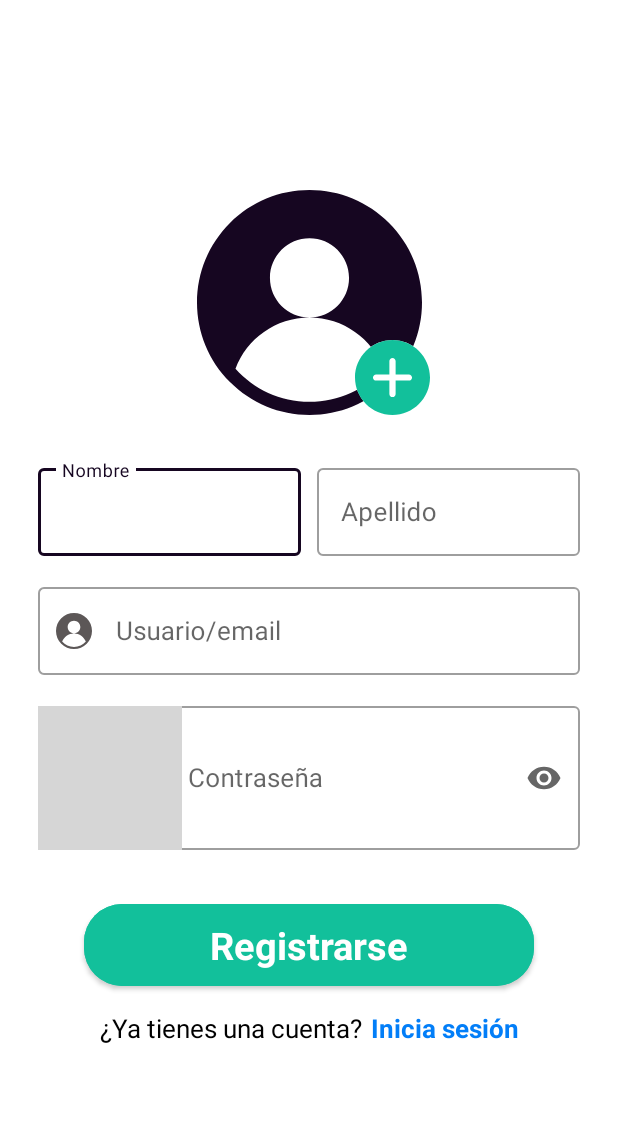
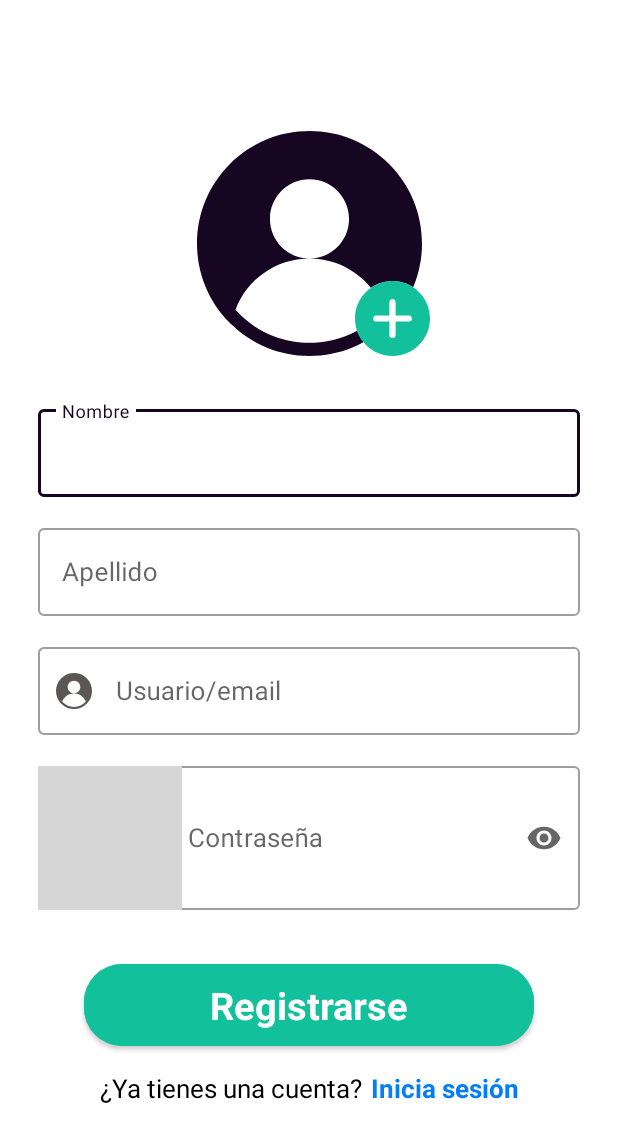
Before and after one commit to Aq202/Proyecto1_PlataformasMoviles, an Android app: the fragment SignUpFragment shown on its own in the app's theme, on a phone screen of 412 x 824 dp. Shown: the top 1142 px of the screen. Run offline under Robolectric (Android 15) with nearby library versions, the light colour scheme and no system bars; grey boxes are pictures that could not be loaded.

Commit message:
Layout Nueva cuenta

```diff
--- a/Proyect_app/app/src/main/java/com/example/proyecto_final_apps/presentation/fragments/SignUpFragment.kt
+++ b/Proyect_app/app/src/main/java/com/example/proyecto_final_apps/presentation/fragments/SignUpFragment.kt
@@ -2,59 +2,23 @@ package com.example.proyecto_final_apps.presentation.fragments
 
 import android.os.Bundle
 import androidx.fragment.app.Fragment
-import android.view.LayoutInflater
 import android.view.View
-import android.view.ViewGroup
 import com.example.proyecto_final_apps.R
 
-// TODO: Rename parameter arguments, choose names that match
-// the fragment initialization parameters, e.g. ARG_ITEM_NUMBER
-private const val ARG_PARAM1 = "param1"
-private const val ARG_PARAM2 = "param2"
 
-/**
- * A simple [Fragment] subclass.
- * Use the [SignUpFragment.newInstance] factory method to
- * create an instance of this fragment.
- */
-class SignUpFragment : Fragment() {
-    // TODO: Rename and change types of parameters
-    private var param1: String? = null
-    private var param2: String? = null
+class SignUpFragment : Fragment(R.layout.fragment_sign_up) {
 
-    override fun onCreate(savedInstanceState: Bundle?) {
-        super.onCreate(savedInstanceState)
-        arguments?.let {
-            param1 = it.getString(ARG_PARAM1)
-            param2 = it.getString(ARG_PARAM2)
-        }
+
+    override fun onViewCreated(view: View, savedInstanceState: Bundle?) {
+        super.onViewCreated(view, savedInstanceState)
+
+        initEvents()
+
+
     }
 
-    override fun onCreateView(
-        inflater: LayoutInflater, container: ViewGroup?,
-        savedInstanceState: Bundle?
-    ): View? {
-        // Inflate the layout for this fragment
-        return inflater.inflate(R.layout.fragment_sign_up, container, false)
-    }
+    private fun initEvents(){
 
-    companion object {
-        /**
-         * Use this factory method to create a new instance of
-         * this fragment using the provided parameters.
-         *
-         * @param param1 Parameter 1.
-         * @param param2 Parameter 2.
-         * @return A new instance of fragment SignUpFragment.
-         */
-        // TODO: Rename and change types and number of parameters
-        @JvmStatic
-        fun newInstance(param1: String, param2: String) =
-            SignUpFragment().apply {
-                arguments = Bundle().apply {
-                    putString(ARG_PARAM1, param1)
-                    putString(ARG_PARAM2, param2)
-                }
-            }
+
     }
 }
--- a/Proyect_app/app/src/main/res/layout/fragment_sign_up.xml
+++ b/Proyect_app/app/src/main/res/layout/fragment_sign_up.xml
@@ -18,7 +18,7 @@
         app:layout_constraintEnd_toEndOf="parent"
         app:layout_constraintStart_toStartOf="parent"
         app:layout_constraintTop_toTopOf="parent"
-        app:layout_constraintBottom_toTopOf="@id/contraint_signUpFragment_personalInfo"
+        app:layout_constraintBottom_toTopOf="@id/textField_signUpFragment_firstName"
         app:tint="@color/dark_blue" />
 
     <ImageView
@@ -31,27 +31,17 @@
         app:layout_constraintEnd_toEndOf="parent"
         android:layout_marginEnd="100dp"/>
 
-    <androidx.constraintlayout.widget.ConstraintLayout
-        android:id="@+id/contraint_signUpFragment_personalInfo"
-        android:layout_width="0dp"
-        android:layout_height="wrap_content"
-        android:layout_marginBottom="15dp"
-        app:layout_constraintBottom_toTopOf="@id/textField_signUpFragment_user"
-        app:layout_constraintEnd_toEndOf="parent"
-        app:layout_constraintStart_toStartOf="parent"
-        app:layout_constraintTop_toBottomOf="@+id/imageView_signUpFragment_banner">
-
         <com.google.android.material.textfield.TextInputLayout
             android:id="@+id/textField_signUpFragment_firstName"
             style="@style/Widget.MaterialComponents.TextInputLayout.OutlinedBox"
             android:layout_width="0dp"
             android:layout_height="wrap_content"
-            android:layout_marginEnd="5dp"
             android:hint="@string/placeholder_nombre"
-            app:layout_constraintBottom_toBottomOf="parent"
-            app:layout_constraintEnd_toStartOf="@id/textField_signUpFragment_lastName"
+            android:layout_marginBottom="15dp"
+            app:layout_constraintBottom_toTopOf="@id/textField_signUpFragment_lastName"
+            app:layout_constraintEnd_toEndOf="parent"
             app:layout_constraintStart_toStartOf="parent"
-            app:layout_constraintTop_toTopOf="parent">
+            app:layout_constraintTop_toBottomOf="@id/imageView_signUpFragment_banner">
 
             <com.google.android.material.textfield.TextInputEditText
                 android:layout_width="match_parent"
@@ -65,12 +55,12 @@
             style="@style/Widget.MaterialComponents.TextInputLayout.OutlinedBox"
             android:layout_width="0dp"
             android:layout_height="wrap_content"
-            android:layout_marginStart="5dp"
             android:hint="@string/placeholder_apellido"
-            app:layout_constraintBottom_toBottomOf="parent"
+            android:layout_marginBottom="15dp"
+            app:layout_constraintBottom_toTopOf="@id/textField_signUpFragment_user"
             app:layout_constraintEnd_toEndOf="parent"
-            app:layout_constraintStart_toEndOf="@id/textField_signUpFragment_firstName"
-            app:layout_constraintTop_toTopOf="parent">
+            app:layout_constraintStart_toStartOf="parent"
+            app:layout_constraintTop_toBottomOf="@id/textField_signUpFragment_firstName">
 
             <com.google.android.material.textfield.TextInputEditText
                 android:layout_width="match_parent"
@@ -79,18 +69,17 @@
 
         </com.google.android.material.textfield.TextInputLayout>
 
-    </androidx.constraintlayout.widget.ConstraintLayout>
-
     <com.google.android.material.textfield.TextInputLayout
         android:id="@+id/textField_signUpFragment_user"
         style="@style/Widget.MaterialComponents.TextInputLayout.OutlinedBox"
         android:layout_width="0dp"
         android:layout_height="wrap_content"
         android:hint="@string/placeholder_usuario"
+        android:layout_marginBottom="15dp"
         app:layout_constraintBottom_toTopOf="@id/textField_signUpFragment_password"
         app:layout_constraintEnd_toEndOf="parent"
         app:layout_constraintStart_toStartOf="parent"
-        app:layout_constraintTop_toBottomOf="@+id/contraint_signUpFragment_personalInfo"
+        app:layout_constraintTop_toBottomOf="@id/textField_signUpFragment_lastName"
         app:startIconDrawable="@drawable/ic_filled_user"
         app:startIconTint="@color/dark_gray">
 
@@ -106,6 +95,7 @@
         android:layout_width="match_parent"
         android:layout_height="wrap_content"
         android:hint="@string/placeholder_password"
+
         app:layout_constraintTop_toBottomOf="@id/textField_signUpFragment_user"
         app:layout_constraintStart_toStartOf="parent"
         app:layout_constraintEnd_toEndOf="parent"
@@ -113,7 +103,6 @@
         style="@style/Widget.MaterialComponents.TextInputLayout.OutlinedBox"
         app:startIconDrawable="@drawable/ic_lock_pass"
         app:startIconTint="@color/dark_gray"
-        android:layout_marginTop="15dp"
         app:endIconMode="password_toggle"
         >
 
--- a/Proyect_app/app/src/main/res/values/strings.xml
+++ b/Proyect_app/app/src/main/res/values/strings.xml
@@ -23,4 +23,6 @@
     <string name="registrarse">Registrarse</string>
     <string name="ya_tienes_una_cuenta">¿Ya tienes una cuenta?</string>
     <string name="inicia_sesion">Inicia sesión</string>
+    <string name="placeholder_monto">Monto</string>
+    <string name="add_account">Agregar cuenta</string>
 </resources>
```
Also changed, not shown: Proyect_app/app/src/main/java/com/example/proyecto_final_apps/presentation/fragments/NewAccountFragment.kt (added, +25 -0 lines), Proyect_app/app/src/main/res/drawable/ic_cash_multiple.xml (added, +9 -0 lines), Proyect_app/app/src/main/res/layout/fragment_new_account.xml (added, +120 -0 lines).
